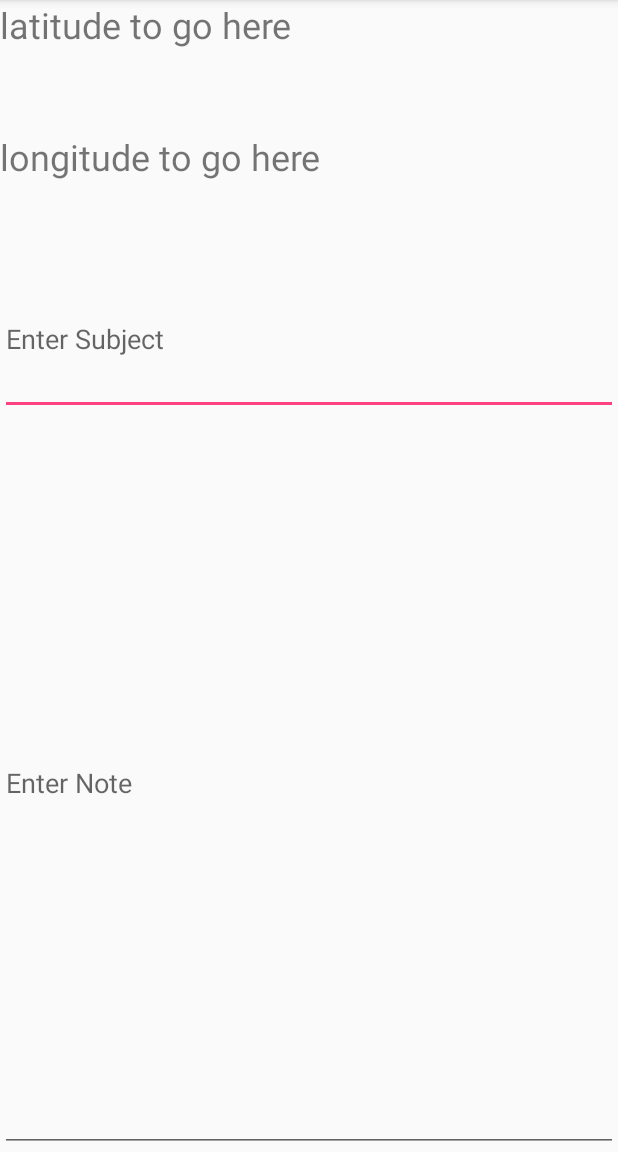
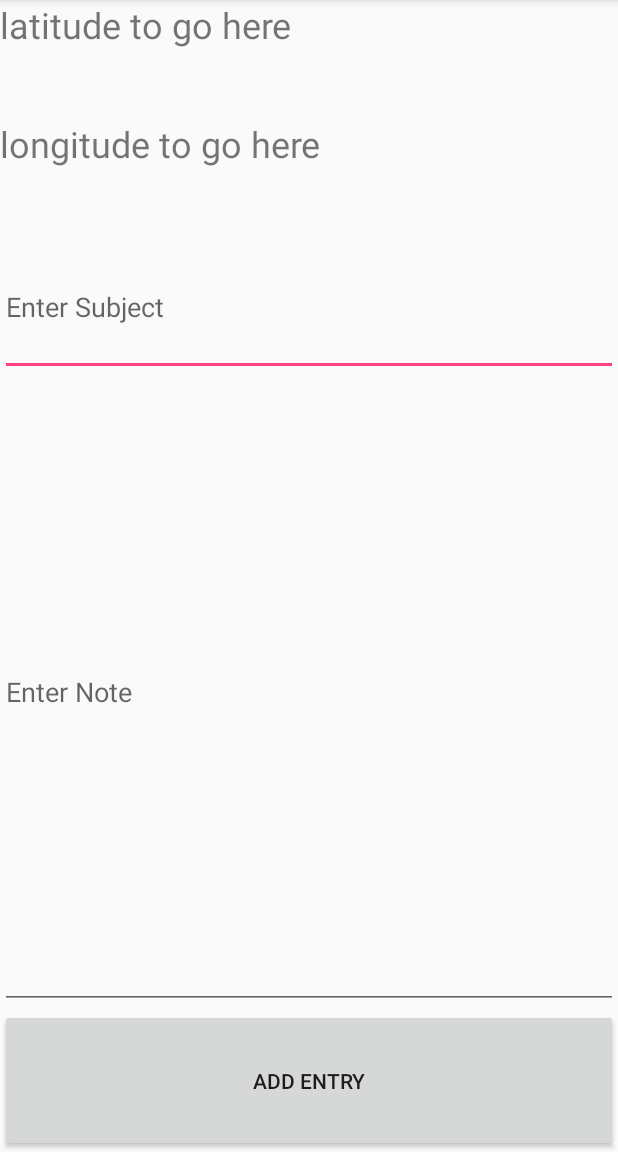
Before and after one commit to jgoodson2/cpsc6138-assignment5-geo-tagging-note-app, an Android app: the NewEntryActivity screen opened directly, with no data from a screen before it, on a phone screen of 412 x 824 dp, the part 84-1236 px from its top. Run offline under Robolectric (Android 15) with nearby library versions, the phone set to English and light mode, and no system bars.

Commit message:
Add submit button on new entry screen

```diff
--- a/app/src/main/res/layout/activity_new_entry.xml
+++ b/app/src/main/res/layout/activity_new_entry.xml
@@ -44,5 +44,12 @@
             android:ems="10"
             android:hint="@string/enter_note"
             android:inputType="textMultiLine" />
+
+        <Button
+            android:id="@+id/button"
+            android:layout_width="match_parent"
+            android:layout_height="wrap_content"
+            android:layout_weight="1"
+            android:text="@string/add_entry" />
     </LinearLayout>
 </android.support.constraint.ConstraintLayout>
--- a/app/src/main/res/values/strings.xml
+++ b/app/src/main/res/values/strings.xml
@@ -3,4 +3,5 @@
     <string name="create_new_entry">create new entry</string>
     <string name="enter_subject">Enter Subject</string>
     <string name="enter_note">Enter Note</string>
+    <string name="add_entry">add entry</string>
 </resources>
```
